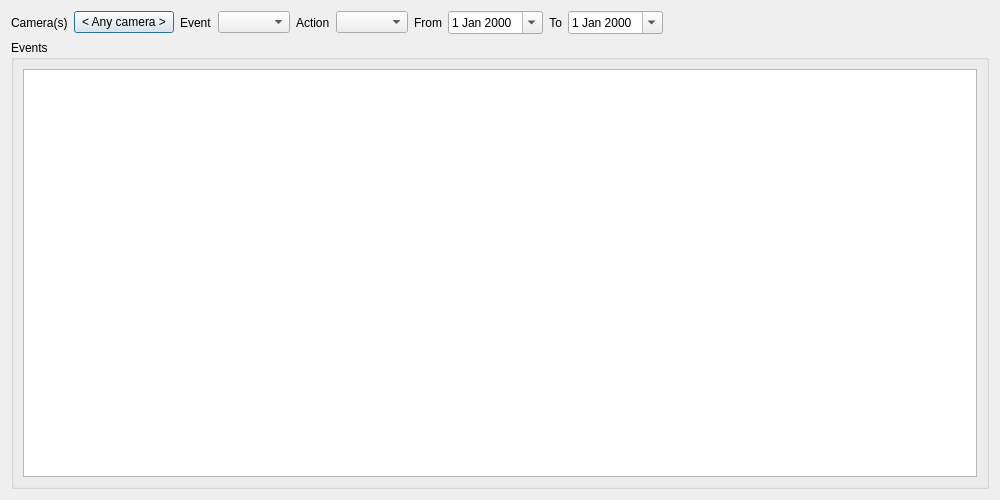
Above: client/src/ui/dialogs/event_log_dialog.ui from networkoptix/nx_open before the change. Below: the same form after it.
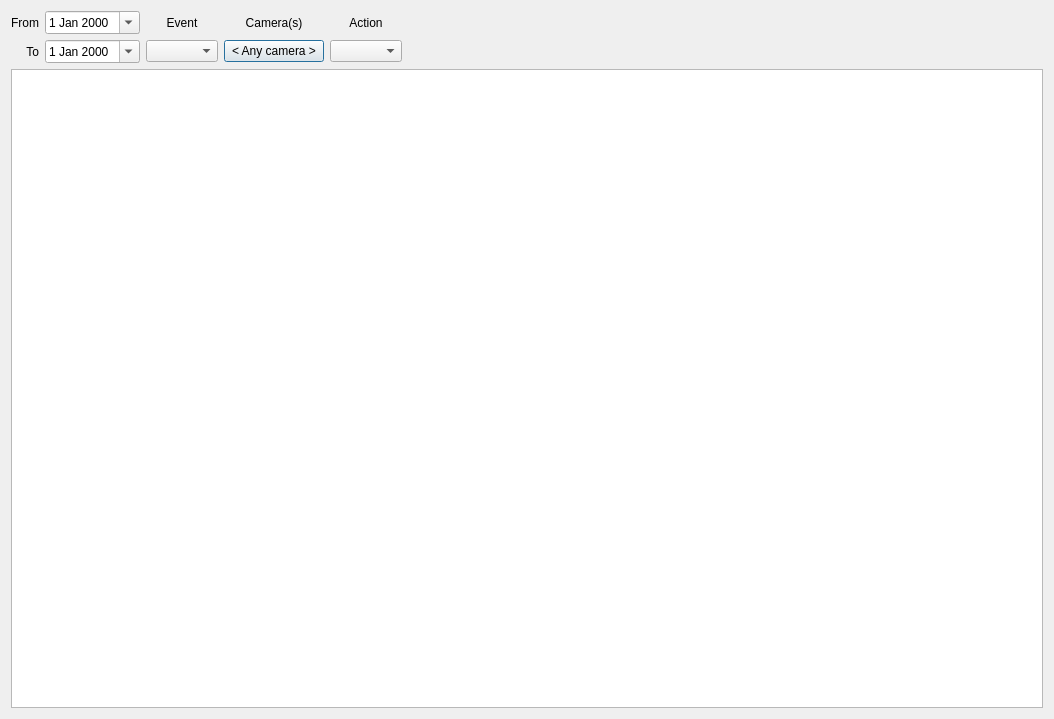
That is the form after the change. Custom widgets are drawn as their Qt base class.

Commit message:
event log: top panel alignment started
<==== Mercurial data ====>
Branch: events_db

Diff of the .ui file:
```diff
--- a/client/src/ui/dialogs/event_log_dialog.ui
+++ b/client/src/ui/dialogs/event_log_dialog.ui
@@ -6,8 +6,8 @@
    <rect>
     <x>0</x>
     <y>0</y>
-    <width>1000</width>
-    <height>500</height>
+    <width>1054</width>
+    <height>719</height>
    </rect>
   </property>
   <property name="windowTitle">
@@ -15,88 +15,55 @@
   </property>
   <layout class="QVBoxLayout" name="verticalLayout">
    <item>
-    <layout class="QHBoxLayout" name="horizontalLayout">
-     <item>
-      <widget class="QLabel" name="label_4">
+    <layout class="QGridLayout" name="gridLayout">
+     <item row="0" column="0">
+      <widget class="QLabel" name="label">
        <property name="text">
-        <string>Camera(s)</string>
+        <string>From</string>
+       </property>
+       <property name="alignment">
+        <set>Qt::AlignRight|Qt::AlignTrailing|Qt::AlignVCenter</set>
        </property>
       </widget>
      </item>
-     <item>
-      <widget class="QPushButton" name="cameraButton">
-       <property name="minimumSize">
-        <size>
-         <width>100</width>
-         <height>0</height>
-        </size>
-       </property>
-       <property name="mouseTracking">
+     <item row="0" column="1">
+      <widget class="QDateEdit" name="dateEditFrom">
+       <property name="calendarPopup">
         <bool>true</bool>
        </property>
-       <property name="text">
-        <string>&lt; Any camera &gt;</string>
-       </property>
-       <property name="flat">
-        <bool>false</bool>
-       </property>
       </widget>
      </item>
-     <item>
+     <item row="0" column="2">
       <widget class="QLabel" name="EventText">
        <property name="text">
         <string>Event</string>
        </property>
+       <property name="alignment">
+        <set>Qt::AlignCenter</set>
+       </property>
       </widget>
      </item>
-     <item>
-      <widget class="QnTreeViewComboBox" name="eventComboBox"/>
+     <item row="0" column="3">
+      <widget class="QLabel" name="label_4">
+       <property name="text">
+        <string>Camera(s)</string>
+       </property>
+       <property name="alignment">
+        <set>Qt::AlignCenter</set>
+       </property>
+      </widget>
      </item>
-     <item>
+     <item row="0" column="4">
       <widget class="QLabel" name="label_3">
        <property name="text">
         <string>Action</string>
        </property>
-      </widget>
-     </item>
-     <item>
-      <widget class="QComboBox" name="actionComboBox"/>
-     </item>
-     <item>
-      <widget class="QLabel" name="label">
-       <property name="text">
-        <string>From</string>
-       </property>
        <property name="alignment">
-        <set>Qt::AlignRight|Qt::AlignTrailing|Qt::AlignVCenter</set>
+        <set>Qt::AlignCenter</set>
        </property>
       </widget>
      </item>
-     <item>
-      <widget class="QDateEdit" name="dateEditFrom">
-       <property name="calendarPopup">
-        <bool>true</bool>
-       </property>
-      </widget>
-     </item>
-     <item>
-      <widget class="QLabel" name="label_2">
-       <property name="text">
-        <string>To</string>
-       </property>
-       <property name="alignment">
-        <set>Qt::AlignRight|Qt::AlignTrailing|Qt::AlignVCenter</set>
-       </property>
-      </widget>
-     </item>
-     <item>
-      <widget class="QDateEdit" name="dateEditTo">
-       <property name="calendarPopup">
-        <bool>true</bool>
-       </property>
-      </widget>
-     </item>
-     <item>
+     <item row="0" column="5">
       <spacer name="horizontalSpacer">
        <property name="orientation">
         <enum>Qt::Horizontal</enum>
@@ -109,34 +76,67 @@
        </property>
       </spacer>
      </item>
+     <item row="1" column="0">
+      <widget class="QLabel" name="label_2">
+       <property name="text">
+        <string>To</string>
+       </property>
+       <property name="alignment">
+        <set>Qt::AlignRight|Qt::AlignTrailing|Qt::AlignVCenter</set>
+       </property>
+      </widget>
+     </item>
+     <item row="1" column="1">
+      <widget class="QDateEdit" name="dateEditTo">
+       <property name="calendarPopup">
+        <bool>true</bool>
+       </property>
+      </widget>
+     </item>
+     <item row="1" column="2">
+      <widget class="QnTreeViewComboBox" name="eventComboBox"/>
+     </item>
+     <item row="1" column="3">
+      <widget class="QPushButton" name="cameraButton">
+       <property name="minimumSize">
+        <size>
+         <width>100</width>
+         <height>0</height>
+        </size>
+       </property>
+       <property name="mouseTracking">
+        <bool>true</bool>
+       </property>
+       <property name="text">
+        <string>&lt; Any camera &gt;</string>
+       </property>
+       <property name="flat">
+        <bool>false</bool>
+       </property>
+      </widget>
+     </item>
+     <item row="1" column="4">
+      <widget class="QComboBox" name="actionComboBox"/>
+     </item>
     </layout>
    </item>
    <item>
-    <widget class="QGroupBox" name="groupBox">
-     <property name="title">
-      <string>Events</string>
+    <widget class="QnTableView" name="gridEvents">
+     <property name="mouseTracking">
+      <bool>true</bool>
      </property>
-     <layout class="QVBoxLayout" name="verticalLayout_2">
-      <item>
-       <widget class="QnTableView" name="gridEvents">
-        <property name="mouseTracking">
-         <bool>true</bool>
-        </property>
-        <property name="contextMenuPolicy">
-         <enum>Qt::CustomContextMenu</enum>
-        </property>
-        <property name="editTriggers">
-         <set>QAbstractItemView::NoEditTriggers</set>
-        </property>
-        <property name="sortingEnabled">
-         <bool>true</bool>
-        </property>
-        <attribute name="horizontalHeaderStretchLastSection">
-         <bool>true</bool>
-        </attribute>
-       </widget>
-      </item>
-     </layout>
+     <property name="contextMenuPolicy">
+      <enum>Qt::CustomContextMenu</enum>
+     </property>
+     <property name="editTriggers">
+      <set>QAbstractItemView::NoEditTriggers</set>
+     </property>
+     <property name="sortingEnabled">
+      <bool>true</bool>
+     </property>
+     <attribute name="horizontalHeaderStretchLastSection">
+      <bool>true</bool>
+     </attribute>
     </widget>
    </item>
   </layout>
```
The commit also changes 2 other files.
